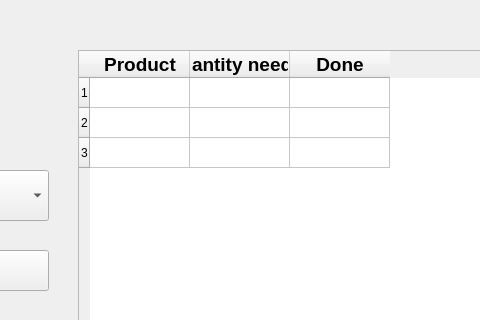
This is supermarket/interfaces/shoppingList.ui in mikolajWasik/supermarket as Qt 5 draws it before an edit; both pictures show x 342 to 822 and y 0 to 320 of the 1024 by 768 pixel window. The edited form follows.
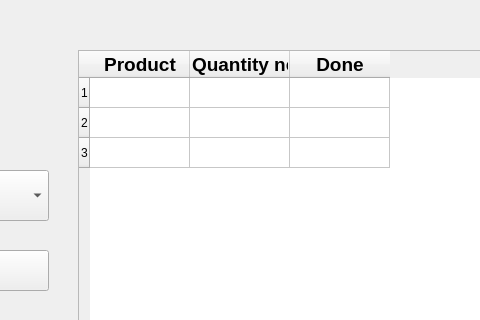
This is the edited form.

What changed in the file:
```diff
--- a/supermarket/interfaces/shoppingList.ui
+++ b/supermarket/interfaces/shoppingList.ui
@@ -81,6 +81,9 @@
       <bold>true</bold>
      </font>
     </property>
+    <property name="textAlignment">
+     <set>AlignLeading|AlignVCenter</set>
+    </property>
    </column>
    <column>
     <property name="text">
```
Left out of the diff: 3 changed lines with no effect on the pictures.
